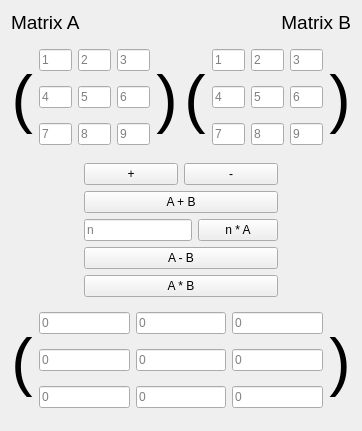
Before: the Qt Designer form MatrixGUI/matrixWidget.ui in rockdonald2/studying, drawn with Qt 5.
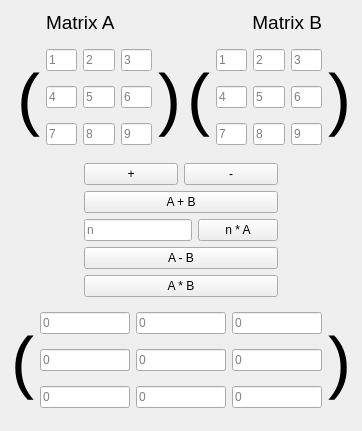
After: the same form once the commit is applied.

```diff
--- a/MatrixGUI/matrixWidget.ui
+++ b/MatrixGUI/matrixWidget.ui
@@ -13,32 +13,11 @@
   <property name="windowTitle">
    <string>matrixWidget</string>
   </property>
-  <layout class="QVBoxLayout" name="verticalLayout_2">
+  <layout class="QGridLayout" name="gridLayout_2">
+   <item row="3" column="0" colspan="7">
+    <layout class="QHBoxLayout" name="horizontalLayout_11">
    <item>
-    <layout class="QHBoxLayout" name="horizontalLayout_2">
-     <item>
-      <widget class="QLabel" name="label">
-       <property name="sizePolicy">
-        <sizepolicy hsizetype="Expanding" vsizetype="Preferred">
-         <horstretch>0</horstretch>
-         <verstretch>0</verstretch>
-        </sizepolicy>
-       </property>
-       <property name="font">
-        <font>
-         <pointsize>14</pointsize>
-        </font>
-       </property>
-       <property name="text">
-        <string>Matrix A</string>
-       </property>
-       <property name="alignment">
-        <set>Qt::AlignLeading|Qt::AlignLeft|Qt::AlignVCenter</set>
-       </property>
-      </widget>
-     </item>
-     <item>
-      <spacer name="horizontalSpacer_2">
+      <spacer name="horizontalSpacer_4">
        <property name="orientation">
         <enum>Qt::Horizontal</enum>
        </property>
@@ -51,34 +30,9 @@
       </spacer>
      </item>
      <item>
-      <widget class="QLabel" name="label_2">
-       <property name="sizePolicy">
-        <sizepolicy hsizetype="Expanding" vsizetype="Preferred">
-         <horstretch>0</horstretch>
-         <verstretch>0</verstretch>
-        </sizepolicy>
-       </property>
-       <property name="font">
-        <font>
-         <pointsize>14</pointsize>
-        </font>
-       </property>
-       <property name="text">
-        <string>Matrix B</string>
-       </property>
-       <property name="alignment">
-        <set>Qt::AlignRight|Qt::AlignTrailing|Qt::AlignVCenter</set>
-       </property>
-      </widget>
-     </item>
-    </layout>
-   </item>
+      <layout class="QHBoxLayout" name="horizontalLayout_10">
    <item>
-    <layout class="QHBoxLayout" name="horizontalLayout_6">
-     <item>
-      <layout class="QHBoxLayout" name="horizontalLayout">
-       <item>
-        <widget class="QLabel" name="label_3">
+        <widget class="QLabel" name="label_14">
          <property name="sizePolicy">
           <sizepolicy hsizetype="Expanding" vsizetype="Expanding">
            <horstretch>0</horstretch>
@@ -87,86 +41,89 @@
          </property>
          <property name="font">
           <font>
-           <pointsize>48</pointsize>
+           <family>Arial</family>
+           <pointsize>52</pointsize>
           </font>
          </property>
          <property name="text">
           <string>(</string>
          </property>
          <property name="alignment">
-          <set>Qt::AlignRight|Qt::AlignTrailing|Qt::AlignVCenter</set>
+          <set>Qt::AlignCenter</set>
          </property>
         </widget>
        </item>
        <item>
-        <layout class="QGridLayout" name="gridLayout_3">
-         <item row="0" column="0">
-          <widget class="QLineEdit" name="numA1">
+        <layout class="QGridLayout" name="gridLayout_6">
+         <item row="1" column="0">
+          <widget class="QLineEdit" name="numC4">
            <property name="placeholderText">
-            <string>1</string>
+            <string>0</string>
            </property>
           </widget>
          </item>
          <item row="0" column="1">
-          <widget class="QLineEdit" name="numA2">
+          <widget class="QLineEdit" name="numC2">
            <property name="placeholderText">
-            <string>2</string>
+            <string>0</string>
            </property>
           </widget>
          </item>
-         <item row="0" column="2">
-          <widget class="QLineEdit" name="numA3">
+         <item row="3" column="2">
+          <widget class="QLineEdit" name="numC9">
            <property name="placeholderText">
-            <string>3</string>
+            <string>0</string>
            </property>
           </widget>
          </item>
-         <item row="1" column="0">
-          <widget class="QLineEdit" name="numA4">
+         <item row="0" column="2">
+          <widget class="QLineEdit" name="numC3">
            <property name="placeholderText">
-            <string>4</string>
+            <string>0</string>
            </property>
           </widget>
          </item>
-         <item row="1" column="1">
-          <widget class="QLineEdit" name="numA5">
+         <item row="3" column="1">
+          <widget class="QLineEdit" name="numC8">
            <property name="placeholderText">
-            <string>5</string>
+            <string>0</string>
            </property>
           </widget>
          </item>
-         <item row="1" column="2">
-          <widget class="QLineEdit" name="numA6">
+         <item row="1" column="1">
+          <widget class="QLineEdit" name="numC5">
            <property name="placeholderText">
-            <string>6</string>
+            <string>0</string>
            </property>
           </widget>
          </item>
-         <item row="2" column="0">
-          <widget class="QLineEdit" name="numA7">
+         <item row="1" column="2">
+          <widget class="QLineEdit" name="numC6">
            <property name="placeholderText">
-            <string>7</string>
+            <string>0</string>
            </property>
           </widget>
          </item>
-         <item row="2" column="1">
-          <widget class="QLineEdit" name="numA8">
+         <item row="0" column="0">
+          <widget class="QLineEdit" name="numC1">
            <property name="placeholderText">
-            <string>8</string>
+            <string>0</string>
            </property>
           </widget>
          </item>
-         <item row="2" column="2">
-          <widget class="QLineEdit" name="numA9">
+         <item row="3" column="0">
+          <widget class="QLineEdit" name="numC7">
            <property name="placeholderText">
-            <string>9</string>
+            <string>0</string>
            </property>
           </widget>
          </item>
         </layout>
        </item>
+      </layout>
+     </item>
        <item>
-        <widget class="QLabel" name="label_4">
+      <widget class="QLabel" name="label_13">
          <property name="sizePolicy">
           <sizepolicy hsizetype="Expanding" vsizetype="Expanding">
            <horstretch>0</horstretch>
@@ -175,7 +132,8 @@
          </property>
          <property name="font">
           <font>
-           <pointsize>48</pointsize>
+         <family>Arial</family>
+         <pointsize>52</pointsize>
           </font>
          </property>
          <property name="text">
@@ -186,10 +144,8 @@
          </property>
         </widget>
        </item>
-      </layout>
-     </item>
      <item>
-      <spacer name="horizontalSpacer">
+      <spacer name="horizontalSpacer_7">
        <property name="orientation">
         <enum>Qt::Horizontal</enum>
        </property>
@@ -201,122 +157,9 @@
        </property>
       </spacer>
      </item>
-     <item>
-      <layout class="QHBoxLayout" name="horizontalLayout_5">
-       <item>
-        <widget class="QLabel" name="label_5">
-         <property name="sizePolicy">
-          <sizepolicy hsizetype="Expanding" vsizetype="Expanding">
-           <horstretch>0</horstretch>
-           <verstretch>0</verstretch>
-          </sizepolicy>
-         </property>
-         <property name="font">
-          <font>
-           <pointsize>48</pointsize>
-          </font>
-         </property>
-         <property name="text">
-          <string>(</string>
-         </property>
-         <property name="alignment">
-          <set>Qt::AlignCenter</set>
-         </property>
-        </widget>
-       </item>
-       <item>
-        <layout class="QGridLayout" name="gridLayout">
-         <item row="0" column="0">
-          <widget class="QLineEdit" name="numB1">
-           <property name="placeholderText">
-            <string>1</string>
-           </property>
-          </widget>
-         </item>
-         <item row="0" column="1">
-          <widget class="QLineEdit" name="numB2">
-           <property name="placeholderText">
-            <string>2</string>
-           </property>
-          </widget>
-         </item>
-         <item row="0" column="2">
-          <widget class="QLineEdit" name="numB3">
-           <property name="placeholderText">
-            <string>3</string>
-           </property>
-          </widget>
-         </item>
-         <item row="1" column="0">
-          <widget class="QLineEdit" name="numB4">
-           <property name="placeholderText">
-            <string>4</string>
-           </property>
-          </widget>
-         </item>
-         <item row="1" column="1">
-          <widget class="QLineEdit" name="numB5">
-           <property name="placeholderText">
-            <string>5</string>
-           </property>
-          </widget>
-         </item>
-         <item row="1" column="2">
-          <widget class="QLineEdit" name="numB6">
-           <property name="placeholderText">
-            <string>6</string>
-           </property>
-          </widget>
-         </item>
-         <item row="2" column="0">
-          <widget class="QLineEdit" name="numB7">
-           <property name="placeholderText">
-            <string>7</string>
-           </property>
-          </widget>
-         </item>
-         <item row="2" column="1">
-          <widget class="QLineEdit" name="numB8">
-           <property name="placeholderText">
-            <string>8</string>
-           </property>
-          </widget>
-         </item>
-         <item row="2" column="2">
-          <widget class="QLineEdit" name="numB9">
-           <property name="placeholderText">
-            <string>9</string>
-           </property>
-          </widget>
-         </item>
-        </layout>
-       </item>
-       <item>
-        <widget class="QLabel" name="label_6">
-         <property name="sizePolicy">
-          <sizepolicy hsizetype="Expanding" vsizetype="Expanding">
-           <horstretch>0</horstretch>
-           <verstretch>0</verstretch>
-          </sizepolicy>
-         </property>
-         <property name="font">
-          <font>
-           <pointsize>48</pointsize>
-          </font>
-         </property>
-         <property name="text">
-          <string>)</string>
-         </property>
-         <property name="alignment">
-          <set>Qt::AlignCenter</set>
-         </property>
-        </widget>
-       </item>
-      </layout>
-     </item>
-    </layout>
-   </item>
-   <item>
+    </layout>
+   </item>
+   <item row="2" column="0" colspan="7">
     <layout class="QHBoxLayout" name="horizontalLayout_7">
      <item>
       <spacer name="horizontalSpacer_6">
@@ -425,136 +268,165 @@
      </item>
     </layout>
    </item>
-   <item>
-    <layout class="QHBoxLayout" name="horizontalLayout_11">
-     <item>
-      <spacer name="horizontalSpacer_4">
-       <property name="orientation">
-        <enum>Qt::Horizontal</enum>
+   <item row="1" column="2">
+    <layout class="QGridLayout" name="gridLayout_3">
+     <item row="0" column="0">
+      <widget class="QLineEdit" name="numA1">
+       <property name="placeholderText">
+        <string>1</string>
        </property>
-       <property name="sizeHint" stdset="0">
-        <size>
-         <width>40</width>
-         <height>20</height>
-        </size>
+      </widget>
+     </item>
+     <item row="3" column="1">
+      <widget class="QLineEdit" name="numA8">
+       <property name="placeholderText">
+        <string>8</string>
        </property>
-      </spacer>
+      </widget>
      </item>
-     <item>
-      <layout class="QHBoxLayout" name="horizontalLayout_10">
-       <item>
-        <widget class="QLabel" name="label_14">
-         <property name="sizePolicy">
-          <sizepolicy hsizetype="Expanding" vsizetype="Expanding">
-           <horstretch>0</horstretch>
-           <verstretch>0</verstretch>
-          </sizepolicy>
-         </property>
-         <property name="font">
-          <font>
-           <pointsize>48</pointsize>
-          </font>
-         </property>
-         <property name="text">
-          <string>(</string>
-         </property>
-         <property name="alignment">
-          <set>Qt::AlignCenter</set>
+     <item row="2" column="2">
+      <widget class="QLineEdit" name="numA6">
+       <property name="placeholderText">
+        <string>6</string>
+       </property>
+      </widget>
+     </item>
+     <item row="2" column="0">
+      <widget class="QLineEdit" name="numA4">
+       <property name="placeholderText">
+        <string>4</string>
+       </property>
+      </widget>
+     </item>
+     <item row="0" column="2">
+      <widget class="QLineEdit" name="numA3">
+       <property name="placeholderText">
+        <string>3</string>
+       </property>
+      </widget>
+     </item>
+     <item row="2" column="1">
+      <widget class="QLineEdit" name="numA5">
+       <property name="placeholderText">
+        <string>5</string>
          </property>
         </widget>
        </item>
-       <item>
-        <layout class="QGridLayout" name="gridLayout_6">
+     <item row="3" column="2">
+      <widget class="QLineEdit" name="numA9">
+       <property name="placeholderText">
+        <string>9</string>
+       </property>
+      </widget>
+     </item>
+     <item row="0" column="1">
+      <widget class="QLineEdit" name="numA2">
+       <property name="placeholderText">
+        <string>2</string>
+       </property>
+      </widget>
+     </item>
+     <item row="3" column="0">
+      <widget class="QLineEdit" name="numA7">
+       <property name="placeholderText">
+        <string>7</string>
+       </property>
+      </widget>
+     </item>
+    </layout>
+   </item>
+   <item row="1" column="5">
+    <layout class="QGridLayout" name="gridLayout">
          <item row="0" column="0">
-          <widget class="QLineEdit" name="numC1">
+      <widget class="QLineEdit" name="numB1">
            <property name="placeholderText">
-            <string>0</string>
+        <string>1</string>
            </property>
           </widget>
          </item>
          <item row="0" column="1">
-          <widget class="QLineEdit" name="numC2">
+      <widget class="QLineEdit" name="numB2">
            <property name="placeholderText">
-            <string>0</string>
+        <string>2</string>
            </property>
           </widget>
          </item>
          <item row="0" column="2">
-          <widget class="QLineEdit" name="numC3">
+      <widget class="QLineEdit" name="numB3">
            <property name="placeholderText">
-            <string>0</string>
+        <string>3</string>
            </property>
           </widget>
          </item>
          <item row="1" column="0">
-          <widget class="QLineEdit" name="numC4">
+      <widget class="QLineEdit" name="numB4">
            <property name="placeholderText">
-            <string>0</string>
+        <string>4</string>
            </property>
           </widget>
          </item>
          <item row="1" column="1">
-          <widget class="QLineEdit" name="numC5">
+      <widget class="QLineEdit" name="numB5">
            <property name="placeholderText">
-            <string>0</string>
+        <string>5</string>
            </property>
           </widget>
          </item>
          <item row="1" column="2">
-          <widget class="QLineEdit" name="numC6">
+      <widget class="QLineEdit" name="numB6">
            <property name="placeholderText">
-            <string>0</string>
+        <string>6</string>
            </property>
           </widget>
          </item>
          <item row="2" column="0">
-          <widget class="QLineEdit" name="numC7">
+      <widget class="QLineEdit" name="numB7">
            <property name="placeholderText">
-            <string>0</string>
+        <string>7</string>
            </property>
           </widget>
          </item>
          <item row="2" column="1">
-          <widget class="QLineEdit" name="numC8">
+      <widget class="QLineEdit" name="numB8">
            <property name="placeholderText">
-            <string>0</string>
+        <string>8</string>
            </property>
           </widget>
          </item>
          <item row="2" column="2">
-          <widget class="QLineEdit" name="numC9">
+      <widget class="QLineEdit" name="numB9">
            <property name="placeholderText">
-            <string>0</string>
+        <string>9</string>
            </property>
           </widget>
          </item>
         </layout>
        </item>
+   <item row="0" column="2" colspan="4">
+    <layout class="QHBoxLayout" name="horizontalLayout_2">
        <item>
-        <widget class="QLabel" name="label_13">
+      <widget class="QLabel" name="label">
          <property name="sizePolicy">
-          <sizepolicy hsizetype="Expanding" vsizetype="Expanding">
+        <sizepolicy hsizetype="Expanding" vsizetype="Preferred">
            <horstretch>0</horstretch>
            <verstretch>0</verstretch>
           </sizepolicy>
          </property>
          <property name="font">
           <font>
-           <pointsize>48</pointsize>
+         <pointsize>14</pointsize>
           </font>
          </property>
          <property name="text">
-          <string>)</string>
+        <string>Matrix A</string>
          </property>
          <property name="alignment">
-          <set>Qt::AlignCenter</set>
+        <set>Qt::AlignLeading|Qt::AlignLeft|Qt::AlignVCenter</set>
          </property>
         </widget>
        </item>
-      </layout>
-     </item>
      <item>
-      <spacer name="horizontalSpacer_7">
+      <spacer name="horizontalSpacer_2">
        <property name="orientation">
         <enum>Qt::Horizontal</enum>
        </property>
@@ -566,8 +438,126 @@
        </property>
       </spacer>
      </item>
+     <item>
+      <widget class="QLabel" name="label_2">
+       <property name="sizePolicy">
+        <sizepolicy hsizetype="Expanding" vsizetype="Preferred">
+         <horstretch>0</horstretch>
+         <verstretch>0</verstretch>
+        </sizepolicy>
+       </property>
+       <property name="font">
+        <font>
+         <pointsize>14</pointsize>
+        </font>
+       </property>
+       <property name="text">
+        <string>Matrix B</string>
+       </property>
+       <property name="alignment">
+        <set>Qt::AlignRight|Qt::AlignTrailing|Qt::AlignVCenter</set>
+       </property>
+      </widget>
+     </item>
     </layout>
    </item>
+   <item row="1" column="3">
+    <widget class="QLabel" name="label_4">
+     <property name="sizePolicy">
+      <sizepolicy hsizetype="Expanding" vsizetype="Expanding">
+       <horstretch>0</horstretch>
+       <verstretch>0</verstretch>
+      </sizepolicy>
+     </property>
+     <property name="font">
+      <font>
+       <family>Arial</family>
+       <pointsize>52</pointsize>
+      </font>
+     </property>
+     <property name="text">
+      <string>)</string>
+     </property>
+     <property name="alignment">
+      <set>Qt::AlignCenter</set>
+     </property>
+    </widget>
+   </item>
+   <item row="1" column="4">
+    <widget class="QLabel" name="label_5">
+     <property name="sizePolicy">
+      <sizepolicy hsizetype="Expanding" vsizetype="Expanding">
+       <horstretch>0</horstretch>
+       <verstretch>0</verstretch>
+      </sizepolicy>
+     </property>
+     <property name="font">
+      <font>
+       <family>Arial</family>
+       <pointsize>52</pointsize>
+      </font>
+     </property>
+     <property name="text">
+      <string>(</string>
+     </property>
+     <property name="alignment">
+      <set>Qt::AlignCenter</set>
+     </property>
+    </widget>
+   </item>
+   <item row="1" column="6">
+    <widget class="QLabel" name="label_6">
+     <property name="sizePolicy">
+      <sizepolicy hsizetype="Expanding" vsizetype="Expanding">
+       <horstretch>0</horstretch>
+       <verstretch>0</verstretch>
+      </sizepolicy>
+     </property>
+     <property name="font">
+      <font>
+       <family>Arial</family>
+       <pointsize>52</pointsize>
+      </font>
+     </property>
+     <property name="text">
+      <string>)</string>
+     </property>
+     <property name="alignment">
+      <set>Qt::AlignCenter</set>
+     </property>
+    </widget>
+   </item>
+   <item row="1" column="1">
+    <widget class="QLabel" name="label_3">
+     <property name="sizePolicy">
+      <sizepolicy hsizetype="Expanding" vsizetype="Expanding">
+       <horstretch>0</horstretch>
+       <verstretch>0</verstretch>
+      </sizepolicy>
+     </property>
+     <property name="font">
+      <font>
+       <family>Arial</family>
+       <pointsize>52</pointsize>
+      </font>
+     </property>
+     <property name="layoutDirection">
+      <enum>Qt::LeftToRight</enum>
+     </property>
+     <property name="text">
+      <string>(</string>
+     </property>
+     <property name="scaledContents">
+      <bool>false</bool>
+     </property>
+     <property name="alignment">
+      <set>Qt::AlignRight|Qt::AlignTrailing|Qt::AlignVCenter</set>
+     </property>
+     <property name="wordWrap">
+      <bool>false</bool>
+     </property>
+    </widget>
+   </item>
   </layout>
  </widget>
  <layoutdefault spacing="6" margin="11"/>
```
Lines whose indentation alone changed are shown as unchanged.
